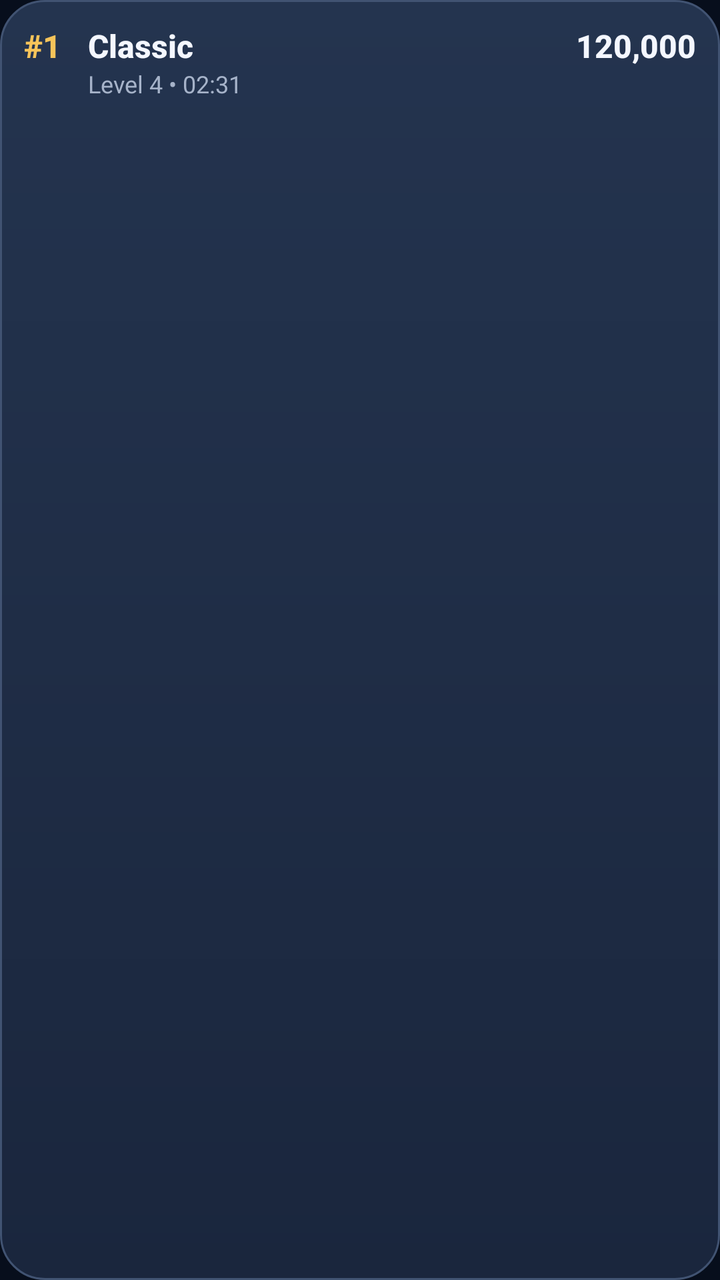
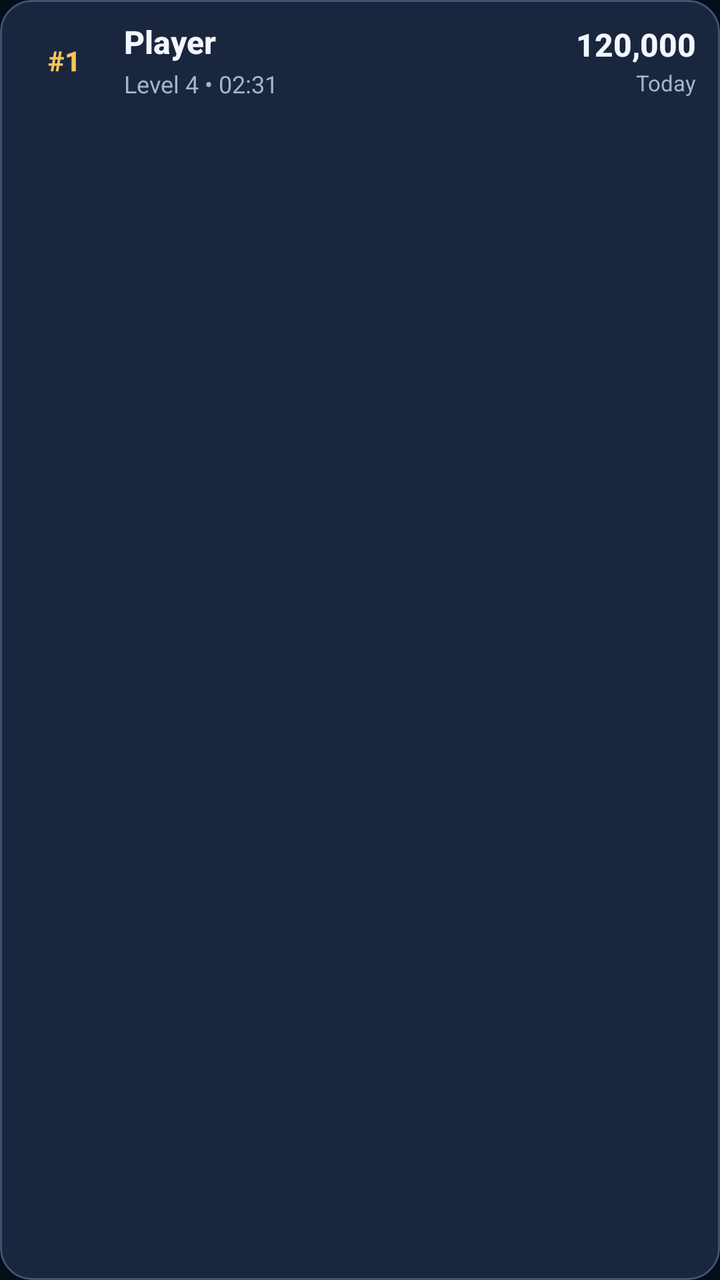

Screens rendered from an Android XML layout before and after an edit, with the pre-edit source and the edit as a unified diff.
<!-- AndroidManifest.xml: application theme Theme.BreakoutPlus -->
<!-- res/layout/item_score_row.xml -->
<LinearLayout xmlns:android="http://schemas.android.com/apk/res/android"
    android:layout_width="match_parent"
    android:layout_height="wrap_content"
    android:layout_marginBottom="12dp"
    android:background="@drawable/card_background"
    android:orientation="horizontal"
    android:padding="12dp">

    <TextView
        android:id="@+id/scoreRank"
        android:layout_width="32dp"
        android:layout_height="wrap_content"
        android:fontFamily="sans-serif-medium"
        android:text="@string/label_rank_default"
        android:textColor="@color/bp_gold"
        android:textSize="@dimen/bp_body_text_size"
        android:textStyle="bold" />

    <LinearLayout
        android:layout_width="0dp"
        android:layout_height="wrap_content"
        android:layout_weight="1"
        android:orientation="vertical">

        <TextView
            android:id="@+id/scoreMode"
            android:layout_width="wrap_content"
            android:layout_height="wrap_content"
            android:fontFamily="sans-serif-medium"
            android:text="@string/label_mode_classic"
            android:textColor="@color/bp_white"
            android:textSize="@dimen/bp_body_text_size"
            android:textStyle="bold" />

        <TextView
            android:id="@+id/scoreMeta"
            android:layout_width="wrap_content"
            android:layout_height="wrap_content"
            android:fontFamily="sans-serif"
            android:text="@string/label_level_time_default"
            android:textColor="@color/bp_gray"
            android:textSize="@dimen/bp_caption_text_size" />
    </LinearLayout>

    <TextView
        android:id="@+id/scoreValue"
        android:layout_width="wrap_content"
        android:layout_height="wrap_content"
        android:fontFamily="sans-serif-medium"
        android:text="@string/label_score_value_default"
        android:textColor="@color/bp_white"
        android:textSize="@dimen/bp_body_text_size"
        android:textStyle="bold" />
</LinearLayout>
<!-- resources referenced by this layout -->
<resources>
  <color name="bp_gold">#F6C45A</color>
  <color name="bp_gray">#A6B3C9</color>
  <color name="bp_white">#F4F7FF</color>
  <dimen name="bp_body_text_size">16sp</dimen>
  <dimen name="bp_caption_text_size">12sp</dimen>
  <!-- drawable card_background (drawable) -->
  <shape xmlns:android="http://schemas.android.com/apk/res/android" android:shape="rectangle">
      <gradient
          android:angle="120"
          android:startColor="@color/bp_surface_raised"
          android:endColor="@color/bp_surface" />
      <corners android:radius="22dp" />
      <stroke android:width="1dp" android:color="@color/bp_line" />
  </shape>
  <string name="label_level_time_default">Level 4 • 02:31</string>
  <string name="label_mode_classic">Classic</string>
  <string name="label_rank_default">#1</string>
  <string name="label_score_value_default">120,000</string>
  <style name="Theme.BreakoutPlus" parent="Theme.MaterialComponents.DayNight.NoActionBar">
          <item name="colorPrimary">@color/bp_cyan</item>
          <item name="colorPrimaryVariant">@color/bp_surface_tint</item>
          <item name="colorOnPrimary">@color/bp_navy</item>
          <item name="colorSecondary">@color/bp_magenta</item>
          <item name="colorSecondaryVariant">@color/bp_violet</item>
          <item name="colorOnSecondary">@color/bp_navy</item>
          <item name="colorSurface">@color/bp_surface</item>
          <item name="colorOnSurface">@color/bp_white</item>
          <item name="colorError">@color/bp_red</item>
          <item name="android:statusBarColor">@color/bp_shadow</item>
          <item name="android:navigationBarColor">@color/bp_shadow</item>
          <item name="android:windowBackground">@color/bp_navy</item>
          <item name="android:forceDarkAllowed" tools:targetApi="q">false</item>
          <item name="android:windowLightStatusBar">false</item>
      </style>
  <color name="bp_surface_raised">#24344F</color>
  <color name="bp_surface">#1A263D</color>
  <color name="bp_line">#415372</color>
  <color name="bp_cyan">#58E2FF</color>
  <color name="bp_surface_tint">#2D4061</color>
  <color name="bp_navy">#070E1C</color>
  <color name="bp_magenta">#FF6EA3</color>
  <color name="bp_violet">#8B8EFF</color>
  <color name="bp_red">#FF6D61</color>
  <color name="bp_shadow">#060A14</color>
</resources>

<!-- the commit's change to res/layout/item_score_row.xml (unified diff, before → after) -->
@@ -1,54 +1,95 @@
-<LinearLayout xmlns:android="http://schemas.android.com/apk/res/android"
+<com.google.android.material.card.MaterialCardView xmlns:android="http://schemas.android.com/apk/res/android"
+    xmlns:app="http://schemas.android.com/apk/res-auto"
     android:layout_width="match_parent"
     android:layout_height="wrap_content"
-    android:layout_marginBottom="12dp"
-    android:background="@drawable/card_background"
-    android:orientation="horizontal"
-    android:padding="12dp">
+    android:layout_marginBottom="10dp"
+    app:cardBackgroundColor="@color/bp_surface"
+    app:cardCornerRadius="16dp"
+    app:cardElevation="3dp"
+    app:strokeColor="@color/bp_line"
+    app:strokeWidth="1dp">
 
-    <TextView
-        android:id="@+id/scoreRank"
-        android:layout_width="32dp"
+    <androidx.constraintlayout.widget.ConstraintLayout
+        android:layout_width="match_parent"
         android:layout_height="wrap_content"
-        android:fontFamily="sans-serif-medium"
-        android:text="@string/label_rank_default"
-        android:textColor="@color/bp_gold"
-        android:textSize="@dimen/bp_body_text_size"
-        android:textStyle="bold" />
-
-    <LinearLayout
-        android:layout_width="0dp"
-        android:layout_height="wrap_content"
-        android:layout_weight="1"
-        android:orientation="vertical">
+        android:paddingStart="12dp"
+        android:paddingTop="10dp"
+        android:paddingEnd="12dp"
+        android:paddingBottom="10dp">
 
         <TextView
-            android:id="@+id/scoreMode"
+            android:id="@+id/scoreRank"
+            android:layout_width="40dp"
+            android:layout_height="wrap_content"
+            android:gravity="center"
+            android:fontFamily="sans-serif-medium"
+            android:text="@string/label_rank_default"
+            android:textColor="@color/bp_gold"
+            android:textSize="@dimen/bp_small_text_size"
+            android:textStyle="bold"
+            app:layout_constraintBottom_toBottomOf="parent"
+            app:layout_constraintStart_toStartOf="parent"
+            app:layout_constraintTop_toTopOf="parent" />
+
+        <TextView
+            android:id="@+id/scorePlayer"
+            android:layout_width="0dp"
+            android:layout_height="wrap_content"
+            android:layout_marginStart="10dp"
+            android:layout_marginEnd="10dp"
+            android:ellipsize="end"
+            android:fontFamily="sans-serif-medium"
+            android:maxLines="1"
+            android:text="@string/label_player_default"
+            android:textColor="@color/bp_white"
+            android:textSize="@dimen/bp_body_text_size"
+            android:textStyle="bold"
+            app:layout_constraintEnd_toStartOf="@id/scoreValue"
+            app:layout_constraintStart_toEndOf="@id/scoreRank"
+            app:layout_constraintTop_toTopOf="parent" />
+
+        <TextView
+            android:id="@+id/scoreModeMeta"
+            android:layout_width="0dp"
+            android:layout_height="wrap_content"
+            android:layout_marginStart="10dp"
+            android:layout_marginTop="2dp"
+            android:layout_marginEnd="10dp"
+            android:ellipsize="end"
+            android:fontFamily="sans-serif"
+            android:maxLines="1"
+            android:text="@string/label_level_time_default"
+            android:textColor="@color/bp_gray"
+            android:textSize="@dimen/bp_caption_text_size"
+            app:layout_constraintEnd_toStartOf="@id/scoreValue"
+            app:layout_constraintStart_toEndOf="@id/scoreRank"
+            app:layout_constraintTop_toBottomOf="@id/scorePlayer" />
+
+        <TextView
+            android:id="@+id/scoreValue"
             android:layout_width="wrap_content"
             android:layout_height="wrap_content"
             android:fontFamily="sans-serif-medium"
-            android:text="@string/label_mode_classic"
+            android:gravity="end"
+            android:text="@string/label_score_value_default"
             android:textColor="@color/bp_white"
             android:textSize="@dimen/bp_body_text_size"
-            android:textStyle="bold" />
+            android:textStyle="bold"
+            app:layout_constraintBottom_toTopOf="@id/scoreDate"
+            app:layout_constraintEnd_toEndOf="parent"
+            app:layout_constraintTop_toTopOf="@id/scorePlayer" />
 
         <TextView
-            android:id="@+id/scoreMeta"
+            android:id="@+id/scoreDate"
             android:layout_width="wrap_content"
             android:layout_height="wrap_content"
             android:fontFamily="sans-serif"
-            android:text="@string/label_level_time_default"
+            android:gravity="end"
+            android:text="@string/label_recent_default"
             android:textColor="@color/bp_gray"
-            android:textSize="@dimen/bp_caption_text_size" />
-    </LinearLayout>
-
-    <TextView
-        android:id="@+id/scoreValue"
-        android:layout_width="wrap_content"
-        android:layout_height="wrap_content"
-        android:fontFamily="sans-serif-medium"
-        android:text="@string/label_score_value_default"
-        android:textColor="@color/bp_white"
-        android:textSize="@dimen/bp_body_text_size"
-        android:textStyle="bold" />
-</LinearLayout>
+            android:textSize="11sp"
+            app:layout_constraintBottom_toBottomOf="parent"
+            app:layout_constraintEnd_toEndOf="parent"
+            app:layout_constraintTop_toBottomOf="@id/scoreValue" />
+    </androidx.constraintlayout.widget.ConstraintLayout>
+</com.google.android.material.card.MaterialCardView>
<!-- resource entries referenced after the edit -->
@@ -5,18 +5,11 @@
   <color name="bp_white">#F4F7FF</color>
   <dimen name="bp_body_text_size">16sp</dimen>
   <dimen name="bp_caption_text_size">12sp</dimen>
-  <!-- drawable card_background (drawable) -->
-  <shape xmlns:android="http://schemas.android.com/apk/res/android" android:shape="rectangle">
-      <gradient
-          android:angle="120"
-          android:startColor="@color/bp_surface_raised"
-          android:endColor="@color/bp_surface" />
-      <corners android:radius="22dp" />
-      <stroke android:width="1dp" android:color="@color/bp_line" />
-  </shape>
+  <dimen name="bp_small_text_size">14sp</dimen>
   <string name="label_level_time_default">Level 4 • 02:31</string>
-  <string name="label_mode_classic">Classic</string>
+  <string name="label_player_default">Player</string>
   <string name="label_rank_default">#1</string>
+  <string name="label_recent_default">Today</string>
   <string name="label_score_value_default">120,000</string>
   <style name="Theme.BreakoutPlus" parent="Theme.MaterialComponents.DayNight.NoActionBar">
           <item name="colorPrimary">@color/bp_cyan</item>
@@ -34,7 +27,6 @@
           <item name="android:forceDarkAllowed" tools:targetApi="q">false</item>
           <item name="android:windowLightStatusBar">false</item>
       </style>
-  <color name="bp_surface_raised">#24344F</color>
   <color name="bp_surface">#1A263D</color>
   <color name="bp_line">#415372</color>
   <color name="bp_cyan">#58E2FF</color>
